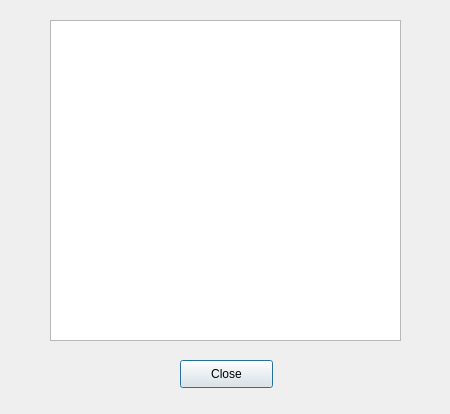
First picture: the form in helpdialog.ui, repository Eliminater74/adblink, before the edit.
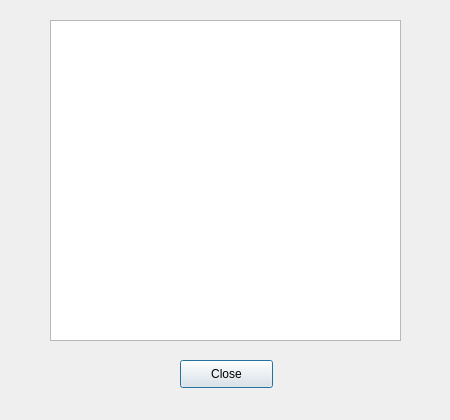
Second picture: the form after the edit.

Commit message: html edits. quest deprecated. help window size fixed

The edit to the form file:
```diff
--- a/helpdialog.ui
+++ b/helpdialog.ui
@@ -7,9 +7,21 @@
     <x>0</x>
     <y>0</y>
     <width>450</width>
-    <height>414</height>
+    <height>420</height>
    </rect>
   </property>
+  <property name="minimumSize">
+   <size>
+    <width>450</width>
+    <height>420</height>
+   </size>
+  </property>
+  <property name="maximumSize">
+   <size>
+    <width>450</width>
+    <height>420</height>
+   </size>
+  </property>
   <property name="windowTitle">
    <string>adbLink help</string>
   </property>
```
Left out of the diff: 3 changed lines with no effect on the pictures. The commit also changes 3 other files.
